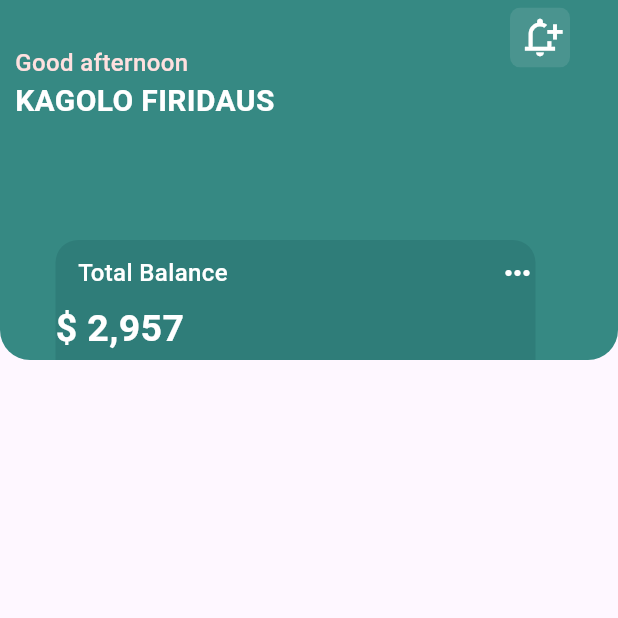
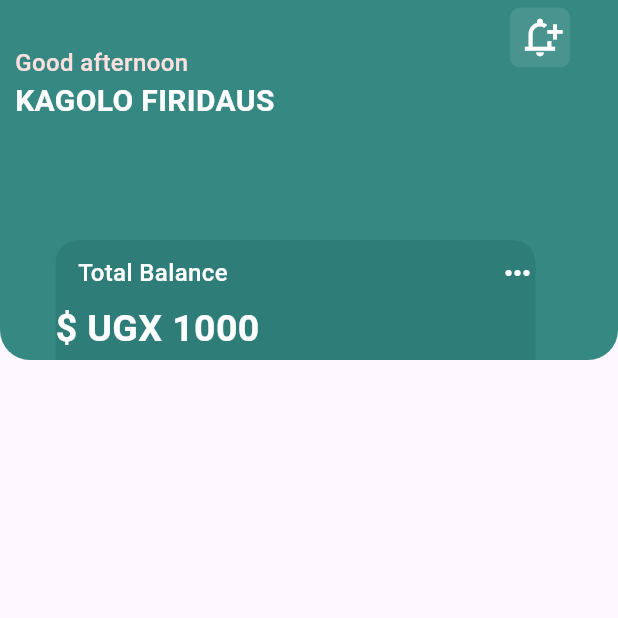
Before and after one commit to Group17-Recess/GROWGRAIL, a Flutter app: the screen it shows after launch, on a phone screen of 412 x 824 dp, the top half of it. Run offline on Flutter 3.47's test engine with Material 3 defaults, Android fonts, the light colour scheme and no system bars.

Commit message:
commit2e

```diff
--- a/lib/user_dashboard.dart
+++ b/lib/user_dashboard.dart
@@ -1,21 +1,4 @@
 import 'package:flutter/material.dart';
-
-//void main() {
-//runApp(GrowRailApp());
-//}
-
-//class GrowRailApp extends StatelessWidget {
-// @override
-//Widget build(BuildContext context) {
-//return MaterialApp(
-//title: 'GrowRail',
-// theme: ThemeData(
-// primarySwatch: Colors.blue,
-//),
-//home: UserDashboard(),
-//);
-//}
-//}
 
 class UserDashboard extends StatelessWidget {
   const UserDashboard({Key? key}) : super(key: key);
@@ -113,8 +96,7 @@ class UserDashboard extends StatelessWidget {
                   color: const Color.fromARGB(255, 47, 125, 121),
                   borderRadius: BorderRadius.circular(15),
                 ),
-                child: Column(
-                  children: [
+                child: Column(children: [
                   const SizedBox(height: 10),
                   Padding(
                     padding: const EdgeInsets.only(left: 15),
@@ -124,7 +106,7 @@ class UserDashboard extends StatelessWidget {
                   const Row(
                     children: [
                       Text(
-                          '\$ 2,957',
+                        '\$ UGX 1000',
                         style: TextStyle(
                           fontWeight: FontWeight.bold,
                           fontSize: 25,
@@ -133,8 +115,7 @@ class UserDashboard extends StatelessWidget {
                       ),
                     ],
                   ),
-                  ],
-                ),
+                ]),
               ),
             ),
             const Positioned(
```
Lines whose indentation alone changed are shown as unchanged.
